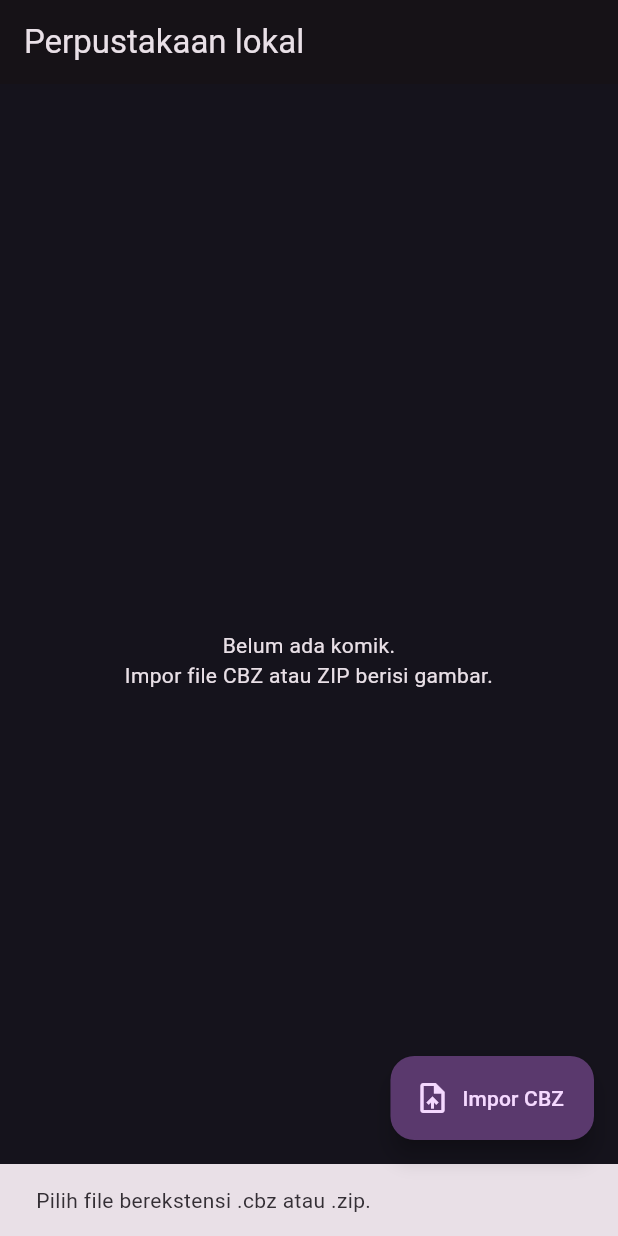
After one commit to Kleireez/kleihon, a Flutter app: the LocalImportPage screen opened by its route, after a tap on "Impor CBZ", on a phone screen of 412 x 824 dp. The commit adds this screen. Run offline on Flutter 3.47's test engine with Material 3 defaults, Android fonts, the phone set to English and light mode, and no system bars; our stand-ins replace dio, drift, file_picker, flutter_riverpod, go_router, logger and 1 more; accounts and stored records are empty; generated files the repository leaves out were written again; statements that could not run were skipped.

Commit message:
feat(local): minimal CBZ import screen with file_picker

```diff
--- a/lib/app/router.dart
+++ b/lib/app/router.dart
@@ -2,6 +2,7 @@ import 'package:flutter_riverpod/flutter_riverpod.dart';
 import 'package:go_router/go_router.dart';
 import 'package:material_ui/material_ui.dart';
 
+import '../features/local_import/local_import_page.dart';
 import '../features/home/home_page.dart';
 import '../shared/widgets/placeholder_page.dart';
 import 'shell/main_shell.dart';
@@ -76,6 +77,11 @@ final routerProvider = Provider<GoRouter>((ref) {
         ],
       ),
       GoRoute(
+        path: '/import',
+        parentNavigatorKey: _rootNavigatorKey,
+        builder: (c, s) => const LocalImportPage(),
+      ),
+      GoRoute(
         path: '/comic/:id',
         parentNavigatorKey: _rootNavigatorKey,
         builder: (c, s) => PlaceholderPage(
--- /dev/null
+++ b/lib/features/local_import/local_import_page.dart
@@ -0,0 +1,281 @@
+import 'dart:io';
+
+import 'package:file_picker/file_picker.dart';
+import 'package:flutter_riverpod/flutter_riverpod.dart';
+import 'package:go_router/go_router.dart';
+import 'package:material_ui/material_ui.dart';
+
+import '../../core/utils/app_logger.dart';
+import '../../data/local/cbz_extractor.dart';
+import '../../data/local/local_providers.dart';
+import '../../domain/entities/comic.dart';
+
+/// SEMENTARA: daftar komik lokal (halaman 1) untuk memverifikasi impor.
+/// Digantikan oleh katalog sungguhan di Phase 3.
+final localComicsProvider = FutureProvider.autoDispose<List<Comic>>((
+  ref,
+) async {
+  final result = await ref.watch(localComicSourceProvider).getLatest(1);
+  return result.items;
+});
+
+class LocalImportPage extends ConsumerStatefulWidget {
+  const LocalImportPage({super.key});
+
+  @override
+  ConsumerState<LocalImportPage> createState() => _LocalImportPageState();
+}
+
+class _LocalImportPageState extends ConsumerState<LocalImportPage> {
+  bool _busy = false;
+
+  Future<void> _import() async {
+    if (_busy) return;
+    final messenger = ScaffoldMessenger.of(context);
+
+    final picked = await FilePicker.pickFile();
+    if (picked == null || !mounted) return;
+
+    final name = picked.name;
+    final lower = name.toLowerCase();
+    if (!lower.endsWith('.cbz') && !lower.endsWith('.zip')) {
+      messenger.showSnackBar(
+        const SnackBar(content: Text('Pilih file berekstensi .cbz atau .zip.')),
+      );
+      return;
+    }
+
+    final path = picked.path;
+    if (path == null) {
+      messenger.showSnackBar(
+        const SnackBar(content: Text('File tidak dapat dibaca.')),
+      );
+      return;
+    }
+
+    final existing = ref.read(localComicsProvider).value ?? const <Comic>[];
+    final choice = await showDialog<_ImportChoice>(
+      context: context,
+      builder: (_) => _ImportDialog(
+        suggestedTitle: name.replaceFirst(
+          RegExp(r'\.(cbz|zip)$', caseSensitive: false),
+          '',
+        ),
+        existing: existing,
+      ),
+    );
+    if (choice == null || !mounted) return;
+
+    setState(() => _busy = true);
+    try {
+      final imported = await ref
+          .read(localLibraryProvider)
+          .importCbz(
+            file: File(path),
+            comicTitle: choice.title,
+            comicRemoteId: choice.existingRemoteId,
+          );
+      ref.invalidate(localComicsProvider);
+      messenger.showSnackBar(
+        SnackBar(content: Text('Berhasil: ${imported.pageCount} halaman.')),
+      );
+    } on LocalImportException catch (e) {
+      appLogger.w('Impor gagal: $e');
+      messenger.showSnackBar(SnackBar(content: Text(e.userMessage)));
+    } catch (e, s) {
+      appLogger.e('Impor gagal', error: e, stackTrace: s);
+      messenger.showSnackBar(
+        const SnackBar(content: Text('Terjadi kesalahan saat mengimpor.')),
+      );
+    } finally {
+      if (mounted) setState(() => _busy = false);
+    }
+  }
+
+  @override
+  Widget build(BuildContext context) {
+    final comics = ref.watch(localComicsProvider);
+
+    return Scaffold(
+      appBar: AppBar(title: const Text('Perpustakaan lokal')),
+      floatingActionButton: FloatingActionButton.extended(
+        onPressed: _busy ? null : _import,
+        icon: _busy
+            ? const SizedBox(
+                width: 18,
+                height: 18,
+                child: CircularProgressIndicator(strokeWidth: 2),
+              )
+            : const Icon(Icons.upload_file),
+        label: Text(_busy ? 'Mengimpor...' : 'Impor CBZ'),
+      ),
+      body: comics.when(
+        loading: () => const Center(child: CircularProgressIndicator()),
+        error: (error, stack) => Center(
+          child: Column(
+            mainAxisSize: MainAxisSize.min,
+            children: [
+              const Text('Gagal memuat daftar komik.'),
+              const SizedBox(height: 12),
+              FilledButton(
+                onPressed: () => ref.invalidate(localComicsProvider),
+                child: const Text('Coba lagi'),
+              ),
+            ],
+          ),
+        ),
+        data: (items) {
+          if (items.isEmpty) {
+            return const Center(
+              child: Padding(
+                padding: EdgeInsets.all(24),
+                child: Text(
+                  'Belum ada komik.\nImpor file CBZ atau ZIP berisi gambar.',
+                  textAlign: TextAlign.center,
+                ),
+              ),
+            );
+          }
+          return ListView.separated(
+            padding: const EdgeInsets.only(bottom: 96),
+            itemCount: items.length,
+            separatorBuilder: (context, index) => const Divider(height: 1),
+            itemBuilder: (context, index) {
+              final comic = items[index];
+              return ListTile(
+                leading: _Cover(coverUrl: comic.coverUrl),
+                title: Text(comic.title),
+                onTap: () => context.push('/comic/${comic.remoteId}'),
+              );
+            },
+          );
+        },
+      ),
+    );
+  }
+}
+
+class _Cover extends StatelessWidget {
+  const _Cover({required this.coverUrl});
+
+  final String? coverUrl;
+
+  @override
+  Widget build(BuildContext context) {
+    const size = Size(44, 60);
+    final url = coverUrl;
+    if (url == null) {
+      return const SizedBox(
+        width: 44,
+        height: 60,
+        child: Icon(Icons.image_not_supported_outlined),
+      );
+    }
+    return ClipRRect(
+      borderRadius: BorderRadius.circular(4),
+      child: Image.file(
+        File.fromUri(Uri.parse(url)),
+        width: size.width,
+        height: size.height,
+        fit: BoxFit.cover,
+        errorBuilder: (context, error, stack) => const SizedBox(
+          width: 44,
+          height: 60,
+          child: Icon(Icons.broken_image_outlined),
+        ),
+      ),
+    );
+  }
+}
+
+class _ImportChoice {
+  const _ImportChoice({required this.title, this.existingRemoteId});
+
+  final String title;
+  final String? existingRemoteId;
+}
+
+class _ImportDialog extends StatefulWidget {
+  const _ImportDialog({required this.suggestedTitle, required this.existing});
+
+  final String suggestedTitle;
+  final List<Comic> existing;
+
+  @override
+  State<_ImportDialog> createState() => _ImportDialogState();
+}
+
+class _ImportDialogState extends State<_ImportDialog> {
+  late final TextEditingController _title = TextEditingController(
+    text: widget.suggestedTitle,
+  );
+  String? _existingRemoteId;
+
+  @override
+  void dispose() {
+    _title.dispose();
+    super.dispose();
+  }
+
+  bool get _canSubmit =>
+      _existingRemoteId != null || _title.text.trim().isNotEmpty;
+
+  void _submit() {
+    final remoteId = _existingRemoteId;
+    if (remoteId != null) {
+      final comic = widget.existing.firstWhere((c) => c.remoteId == remoteId);
+      Navigator.pop(
+        context,
+        _ImportChoice(title: comic.title, existingRemoteId: remoteId),
+      );
+    } else {
+      Navigator.pop(context, _ImportChoice(title: _title.text.trim()));
+    }
+  }
+
+  @override
+  Widget build(BuildContext context) {
+    return AlertDialog(
+      title: const Text('Impor CBZ'),
+      content: Column(
+        mainAxisSize: MainAxisSize.min,
+        children: [
+          if (widget.existing.isNotEmpty)
+            DropdownButton<String?>(
+              isExpanded: true,
+              value: _existingRemoteId,
+              items: [
+                const DropdownMenuItem<String?>(
+                  value: null,
+                  child: Text('Komik baru'),
+                ),
+                for (final comic in widget.existing)
+                  DropdownMenuItem<String?>(
+                    value: comic.remoteId,
+                    child: Text(comic.title, overflow: TextOverflow.ellipsis),
+                  ),
+              ],
+              onChanged: (value) => setState(() => _existingRemoteId = value),
+            ),
+          if (_existingRemoteId == null)
+            TextField(
+              controller: _title,
+              autofocus: true,
+              decoration: const InputDecoration(labelText: 'Judul komik'),
+              onChanged: (_) => setState(() {}),
+            ),
+        ],
+      ),
+      actions: [
+        TextButton(
+          onPressed: () => Navigator.pop(context),
+          child: const Text('Batal'),
+        ),
+        FilledButton(
+          onPressed: _canSubmit ? _submit : null,
+          child: const Text('Impor'),
+        ),
+      ],
+    );
+  }
+}
```
Also changed, not shown: lib/features/home/home_page.dart (+9 -1 lines), 1 other file.
